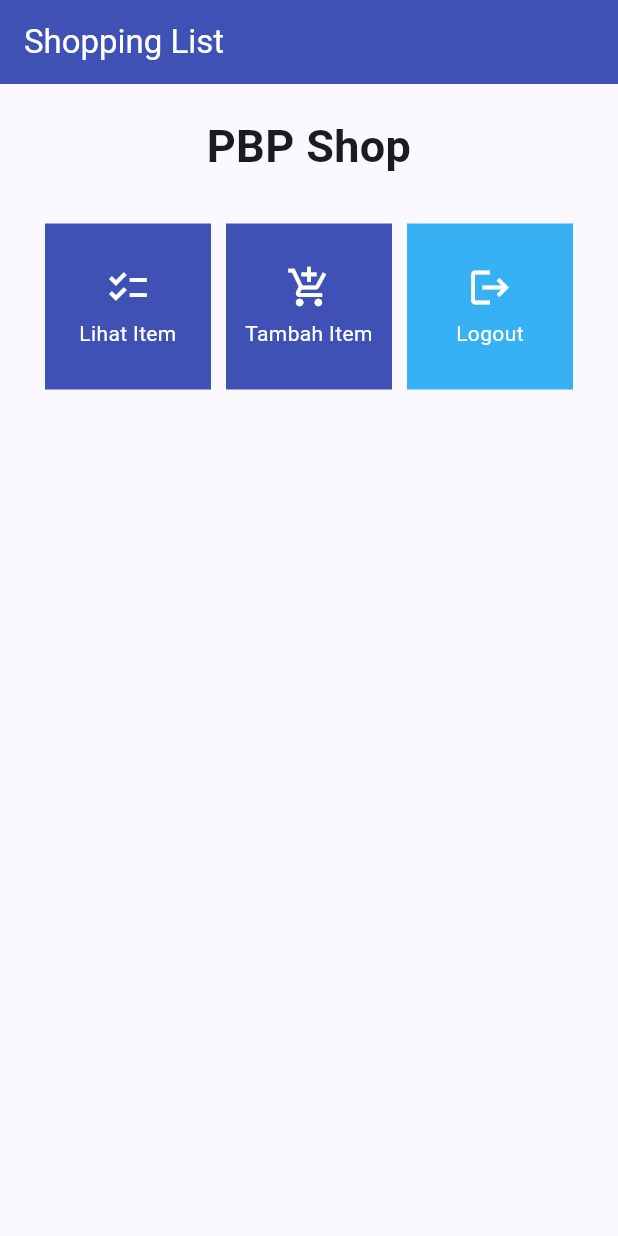
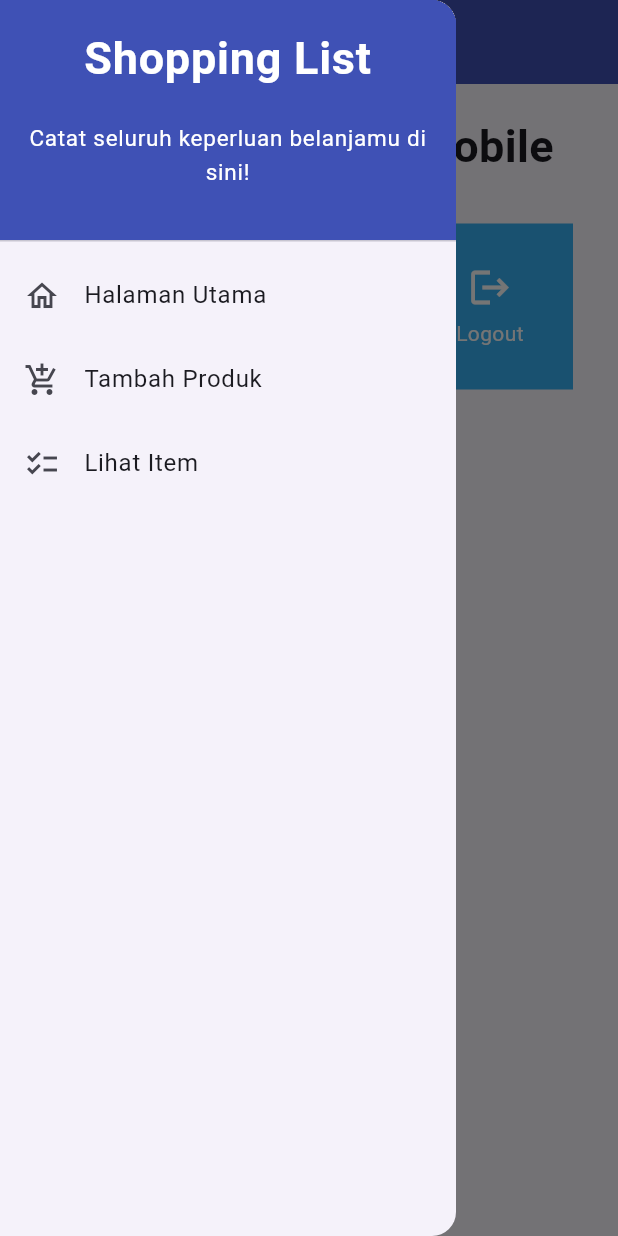
Before and after one commit to sanabiel/shoptheflop-mobile, a Flutter app: the screen it shows after launch, with the side drawer open (before the commit the screen has no drawer), on a phone screen of 412 x 824 dp. Run offline on Flutter 3.47's test engine with Material 2 defaults, Android fonts, the phone set to English and light mode, and no system bars.

Commit message:
selesai tugas 8 dengan bhaique

```diff
--- a/lib/main.dart
+++ b/lib/main.dart
@@ -1,5 +1,5 @@
 import 'package:flutter/material.dart';
-import 'package:shoptheflop/menu.dart';
+import 'package:shoptheflop/screens/menu.dart';
 
 void main() {
   runApp(const MyApp());
--- /dev/null
+++ b/lib/model/item.dart
@@ -0,0 +1,23 @@
+
+class Item {
+  Item(
+      {required this.name,
+      required this.amount,
+      required this.description,
+      this.id});
+
+  static List<Item> list = [];
+  int? id;
+  String name;
+  int amount;
+  String description;
+
+  @override
+  String toString() {
+    String output = "";
+    output += "$id. $name\n";
+    output += "Jumlah: $amount\n";
+    output += "Deskripsi: $description\n";
+    return output;
+  }
+}
--- a/lib/menu.dart
+++ b/lib/screens/menu.dart
@@ -1,4 +1,6 @@
 import 'package:flutter/material.dart';
+import 'package:shoptheflop/widgets/left_drawer.dart';
+import 'package:shoptheflop/widgets/shop_card.dart';
 
 class MyHomePage extends StatelessWidget {
   const MyHomePage({Key? key}) : super(key: key);
@@ -28,6 +30,7 @@
         backgroundColor: Colors.indigo,
         foregroundColor: Colors.white,
       ),
+      drawer: const LeftDrawer(),
       body: SingleChildScrollView(
         // Widget wrapper yang dapat discroll
         child: Padding(
@@ -39,7 +42,7 @@
                 padding: EdgeInsets.only(top: 10.0, bottom: 10.0),
                 // Widget Text untuk menampilkan tulisan dengan alignment center dan style yang sesuai
                 child: Text(
-                  'PBP Shop', // Text yang menandakan toko
+                  'SHOP THE FLOP mobile', // Text yang menandakan toko
                   textAlign: TextAlign.center,
                   style: TextStyle(
                     fontSize: 30,
@@ -69,64 +72,6 @@
   }
 }
 
-class ShopCard extends StatelessWidget {
-  final ShopItem item;
-
-  const ShopCard(this.item, {super.key}); // Constructor
-
-  @override
-  Widget build(BuildContext context) {
-    Color backgroundColor;
-
-    // Set different background colors based on the item's name
-    if (item.name == "Lihat Produk") {
-      backgroundColor = const Color.fromARGB(255, 127, 76, 175);
-    } else if (item.name == "Tambah Produk") {
-      backgroundColor = const Color.fromARGB(255, 33, 79, 243);
-    } else if (item.name == "Logout") {
-      backgroundColor = const Color.fromARGB(255, 54, 177, 244);
-    } else {
-      backgroundColor = Colors.indigo;
-    }
-
-    return Material(
-      color: backgroundColor,
-      child: InkWell(
-        // Area responsive terhadap sentuhan
-        onTap: () {
-          // Memunculkan SnackBar ketika diklik
-          ScaffoldMessenger.of(context)
-            ..hideCurrentSnackBar()
-            ..showSnackBar(SnackBar(
-                content: Text("Kamu telah menekan tombol ${item.name}!")));
-        },
-        child: Container(
-          // Container untuk menyimpan Icon dan Text
-          padding: const EdgeInsets.all(8),
-          child: Center(
-            child: Column(
-              mainAxisAlignment: MainAxisAlignment.center,
-              children: [
-                Icon(
-                  item.icon,
-                  color: Colors.white,
-                  size: 30.0,
-                ),
-                const Padding(padding: EdgeInsets.all(3)),
-                Text(
-                  item.name,
-                  textAlign: TextAlign.center,
-                  style: const TextStyle(color: Colors.white),
-                ),
-              ],
-            ),
-          ),
-        ),
-      ),
-    );
-  }
-}
-
 class ShopItem {
   final String name;
   final IconData icon;
--- /dev/null
+++ b/lib/widgets/left_drawer.dart
@@ -0,0 +1,83 @@
+import 'package:flutter/material.dart';
+import 'package:shoptheflop/screens/menu.dart';
+import 'package:shoptheflop/screens/shoplist_form.dart';
+import 'package:shoptheflop/screens/shoplist_items.dart';
+
+
+class LeftDrawer extends StatelessWidget {
+  const LeftDrawer({super.key});
+
+  @override
+  Widget build(BuildContext context) {
+    return Drawer(
+      child: ListView(
+        children: [
+          const DrawerHeader(
+            decoration: BoxDecoration(
+              color: Colors.indigo,
+            ),
+            child: Column(
+              children: [
+                Text(
+                  'Shopping List',
+                  textAlign: TextAlign.center,
+                  style: TextStyle(
+                    fontSize: 30,
+                    fontWeight: FontWeight.bold,
+                    color: Colors.white,
+                  ),
+                ),
+                Padding(padding: EdgeInsets.all(10)),
+                Text(
+                  "Catat seluruh keperluan belanjamu di sini!",
+                  textAlign: TextAlign.center,
+                  style: TextStyle(
+                    color: Colors.white,
+                    fontSize: 15,
+                  )
+                ),
+              ],
+            ),
+          ),
+          ListTile(
+            leading: const Icon(Icons.home_outlined),
+            title: const Text('Halaman Utama'),
+            // Bagian redirection ke MyHomePage
+            onTap: () {
+              Navigator.pushReplacement(
+                  context,
+                  MaterialPageRoute(
+                    builder: (context) => MyHomePage(),
+                  ));
+            },
+          ),
+          ListTile(
+            leading: const Icon(Icons.add_shopping_cart),
+            title: const Text('Tambah Produk'),
+            // Bagian redirection ke ShopFormPage
+            onTap: () {
+              Navigator.push(
+                context,
+                MaterialPageRoute(
+                  builder: (context) => ShopFormPage(),
+                )
+              );
+            },
+          ),
+          ListTile(
+            leading: const Icon(Icons.checklist),
+            title: const Text('Lihat Item'),
+            // Bagian redirection ke ShopListPage
+            onTap: () {
+              Navigator.push(
+                  context,
+                  MaterialPageRoute(
+                    builder: (context) => const ShopListPage(),
+                  ));
+            },
+          ),
+        ],
+      ),
+    );
+  }
+}
--- /dev/null
+++ b/lib/widgets/shop_card.dart
@@ -0,0 +1,75 @@
+import 'package:shoptheflop/screens/menu.dart';
+import 'package:shoptheflop/screens/shoplist_form.dart';
+import 'package:flutter/material.dart';
+import 'package:shoptheflop/screens/shoplist_items.dart';
+
+class ShopCard extends StatelessWidget {
+  final ShopItem item;
+
+  const ShopCard(this.item, {super.key}); // Constructor
+
+  @override
+  Widget build(BuildContext context) {
+    Color backgroundColor;
+
+    // Set different background colors based on the item's name
+    if (item.name == "Lihat Item") {
+      backgroundColor = const Color.fromARGB(255, 127, 76, 175);
+    } else if (item.name == "Tambah Item") {
+      backgroundColor = const Color.fromARGB(255, 33, 79, 243);
+    } else if (item.name == "Logout") {
+      backgroundColor = const Color.fromARGB(255, 54, 177, 244);
+    } else {
+      backgroundColor = Colors.indigo;
+    }
+
+    return Material(
+      color: backgroundColor,
+      child: InkWell(
+        // Area responsive terhadap sentuhan
+        onTap: () {
+          // Memunculkan SnackBar ketika diklik
+          ScaffoldMessenger.of(context)
+            ..hideCurrentSnackBar()
+            ..showSnackBar(SnackBar(
+                content: Text("Kamu telah menekan tombol ${item.name}!")));
+          if (item.name == "Tambah Item") {
+            Navigator.push(
+                context,
+                MaterialPageRoute(
+                  builder: (context) => ShopFormPage(),
+                ));
+          } else if (item.name == "Lihat Item") {
+            Navigator.push(
+                context,
+                MaterialPageRoute(
+                  builder: (context) => const ShopListPage(),
+                ));
+          }
+        },
+        child: Container(
+          // Container untuk menyimpan Icon dan Text
+          padding: const EdgeInsets.all(8),
+          child: Center(
+            child: Column(
+              mainAxisAlignment: MainAxisAlignment.center,
+              children: [
+                Icon(
+                  item.icon,
+                  color: Colors.white,
+                  size: 30.0,
+                ),
+                const Padding(padding: EdgeInsets.all(3)),
+                Text(
+                  item.name,
+                  textAlign: TextAlign.center,
+                  style: const TextStyle(color: Colors.white),
+                ),
+              ],
+            ),
+          ),
+        ),
+      ),
+    );
+  }
+}
```
Also changed, not shown: lib/screens/shoplist_form.dart (added, +166 -0 lines), lib/screens/shoplist_items.dart (added, +61 -0 lines), lib/widgets/item_card.dart (added, +48 -0 lines), 1 other file.
